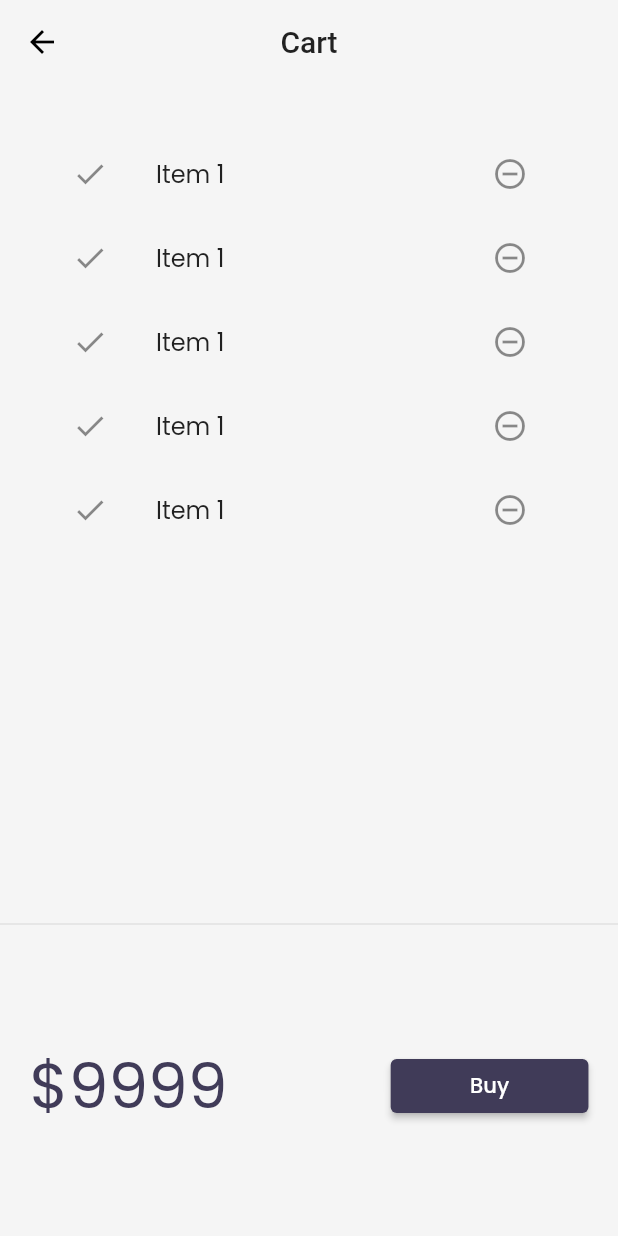
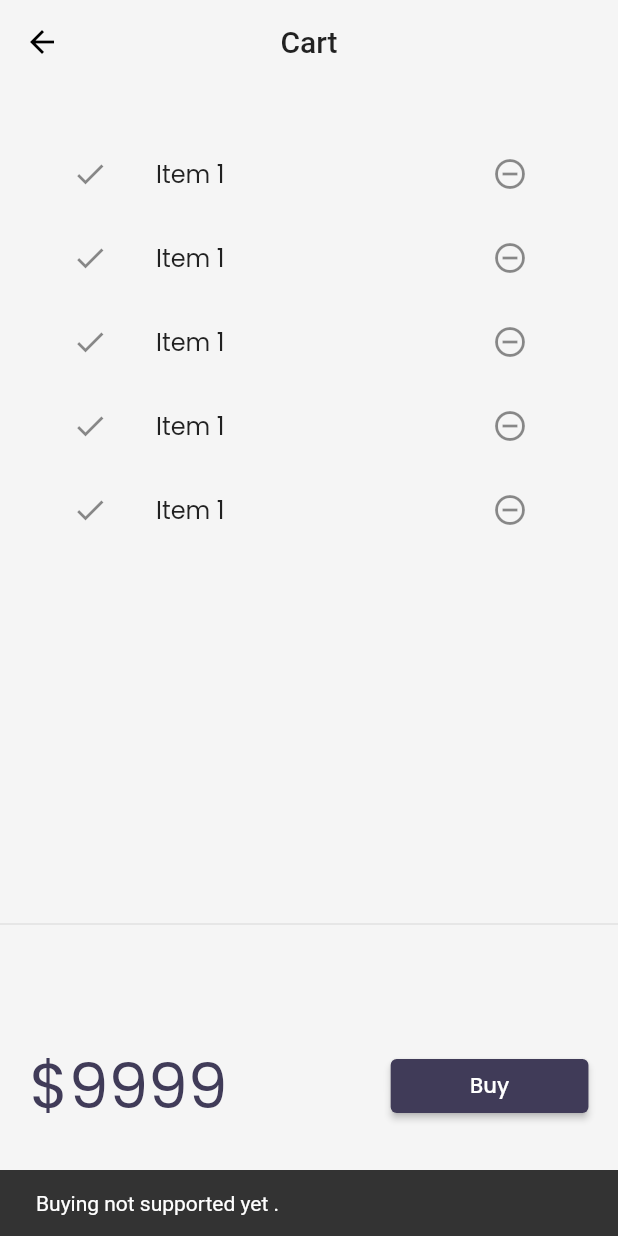
Before and after one commit to Sushil-Dhoundiyal/Flutter_Project, a Flutter app: the screen it shows after launch, after a tap on "Buy", on a phone screen of 412 x 824 dp. Run offline on Flutter 3.47's test engine with Material 2 defaults, Android fonts, the phone set to English and light mode, and no system bars; our stand-ins replace google_fonts, velocity_x; network calls fail.

Commit message:
day 22 completed

```diff
--- a/firstapp/lib/models/catalog.dart
+++ b/firstapp/lib/models/catalog.dart
@@ -4,11 +4,13 @@ import 'dart:convert';
 class CatalogModel{
   static List<Item> items = [];
 
+  var get;
+
   // GET ITEM BY ID
-  static Item getById(int id) => items.firstWhere((element) => element.id == id, orElse: null);
+   Item getById(int id) => items.firstWhere((element) => element.id == id, orElse: null);
 
 // GET ITEM BY POSITION
- static Item getByPosition(int pos) => items[pos];
+  Item getByPosition(int pos) => items[pos];
 
 }
 
--- a/firstapp/lib/pages/cart_page.dart
+++ b/firstapp/lib/pages/cart_page.dart
@@ -33,7 +33,11 @@ class _CartTotal extends StatelessWidget {
         children: [
           "\$9999".text.xl5.color(context.theme.accentColor).make(),
           30.widthBox,
-          ElevatedButton(onPressed: (){},
+          ElevatedButton(onPressed: (){
+            ScaffoldMessenger.of(context).showSnackBar(SnackBar(
+              content: "Buying not supported yet .".text.make(),
+              ));
+          },
           style: ButtonStyle(
             backgroundColor: MaterialStateProperty.all(context.theme.buttonColor)
           ),
--- a/firstapp/lib/widgets/Home_Widgets/catalog_List.dart
+++ b/firstapp/lib/widgets/Home_Widgets/catalog_List.dart
@@ -13,7 +13,7 @@ class CatalogList extends StatelessWidget {
       shrinkWrap: true,
       itemCount: CatalogModel.items.length,
       itemBuilder: (context, index) {
-        final catalog = CatalogModel.getByPosition(index);
+        final catalog = CatalogModel.items[index];
         return InkWell(
             onTap: () => Navigator.push(
                 context,
```
Also changed, not shown: firstapp/lib/models/cart.dart (added, +35 -0 lines).
